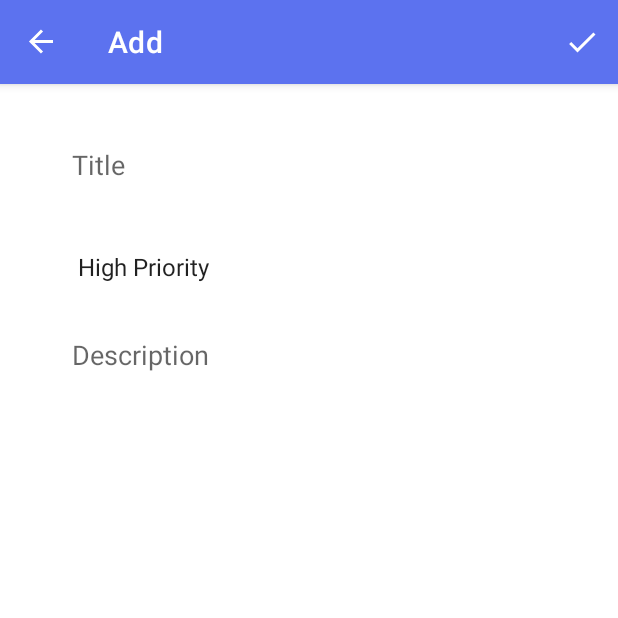
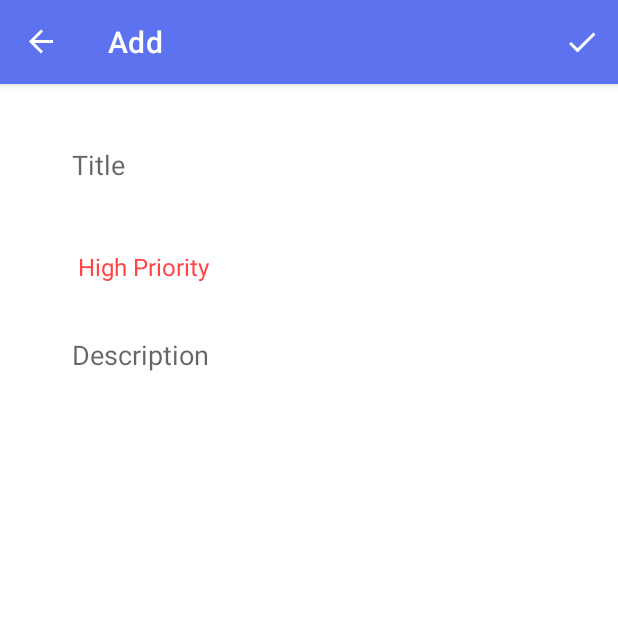
Before and after one commit to emineinan/To-DoApp, an Android app: the AddFragment screen opened through its navigation route, on a phone screen of 412 x 824 dp, the top half of it. Run offline under Robolectric (Android 15) with nearby library versions, the phone set to English and light mode, and no system bars; our stand-ins replace navigation-ui.

Commit message:
Apply color to spinner enteries

```diff
--- a/app/src/main/java/com/example/todoapp/fragments/SharedViewModel.kt
+++ b/app/src/main/java/com/example/todoapp/fragments/SharedViewModel.kt
@@ -2,10 +2,50 @@ package com.example.todoapp.fragments
 
 import android.app.Application
 import android.text.TextUtils
+import android.view.View
+import android.widget.AdapterView
+import android.widget.TextView
+import androidx.core.content.ContextCompat
 import androidx.lifecycle.AndroidViewModel
+import com.example.todoapp.R
 import com.example.todoapp.data.models.Priority
 
 class SharedViewModel(application: Application) : AndroidViewModel(application) {
+
+    val listener: AdapterView.OnItemSelectedListener = object : AdapterView.OnItemSelectedListener {
+        override fun onItemSelected(parent: AdapterView<*>?, view: View?, position: Int, id: Long) {
+            when (position) {
+                0 -> {
+                    (parent?.getChildAt(0) as TextView).setTextColor(
+                        ContextCompat.getColor(
+                            application,
+                            R.color.red
+                        )
+                    )
+                }
+                1 -> {
+                    (parent?.getChildAt(0) as TextView).setTextColor(
+                        ContextCompat.getColor(
+                            application,
+                            R.color.yellow
+                        )
+                    )
+                }
+                2 -> {
+                    (parent?.getChildAt(0) as TextView).setTextColor(
+                        ContextCompat.getColor(
+                            application,
+                            R.color.green
+                        )
+                    )
+                }
+            }
+        }
+
+        override fun onNothingSelected(parent: AdapterView<*>?) {
+        }
+
+    }
 
     fun verifyDataFromUser(title: String, description: String): Boolean {
         return if (TextUtils.isEmpty(title) || TextUtils.isEmpty(description)) {
--- a/app/src/main/java/com/example/todoapp/fragments/add/AddFragment.kt
+++ b/app/src/main/java/com/example/todoapp/fragments/add/AddFragment.kt
@@ -28,6 +28,7 @@ class AddFragment : Fragment() {
         _binding = FragmentAddBinding.inflate(inflater, container, false)
 
         setHasOptionsMenu(true)
+        binding.spinnerPriorities.onItemSelectedListener = sharedViewModel.listener
 
         return binding.root
     }
```
